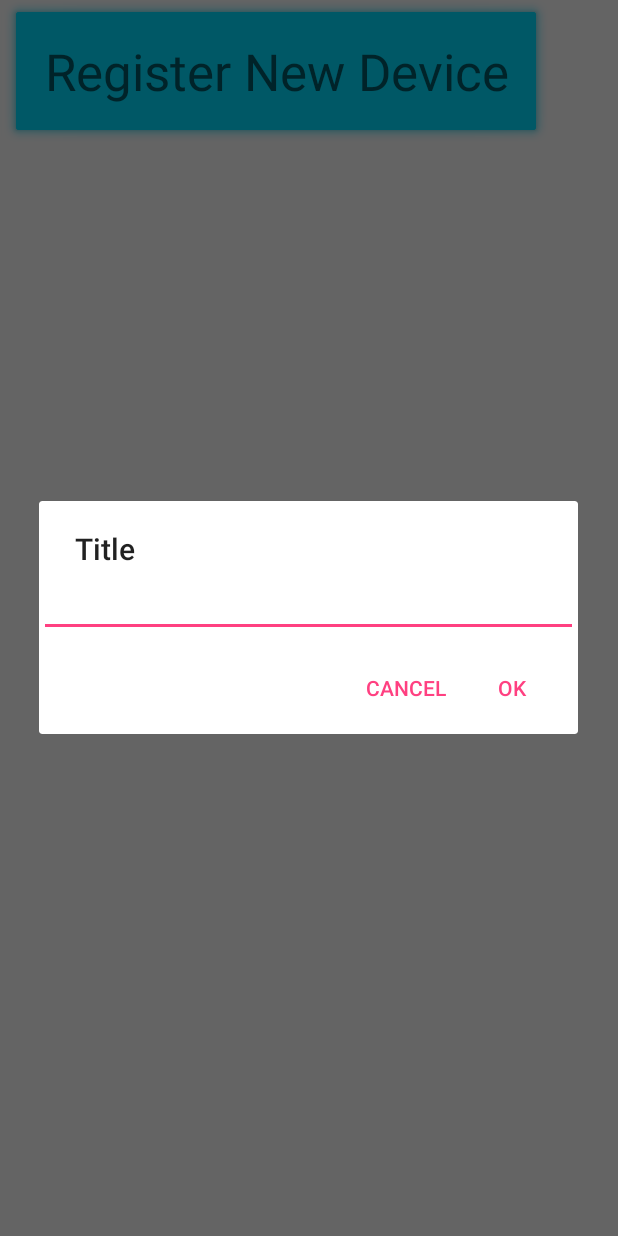
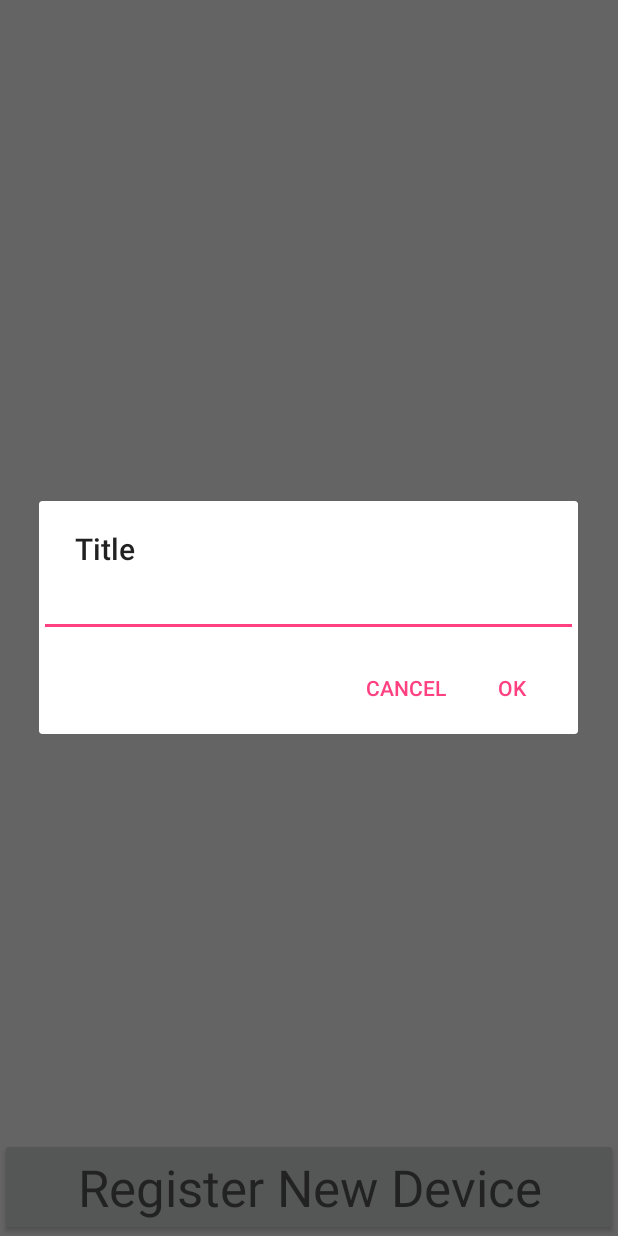
Before and after one commit to efronbs/PiPowerSaver, an Android app: the screen it shows after launch (MainActivity), after a tap on "Register New Device", on a phone screen of 412 x 824 dp. Run offline under Robolectric (Android 15) with nearby library versions, the phone set to English and light mode, and no system bars.

Commit message:
finished android side

```diff
--- /dev/null
+++ b/PiPowerSaver/app/src/main/java/com/pipowersaver/efronbs/pipowersaver/IRequestCallback.java
@@ -0,0 +1,11 @@
+package com.pipowersaver.efronbs.pipowersaver;
+
+/**
+ * Created by efronbs on 5/2/2017.
+ */
+
+public interface IRequestCallback {
+
+    void deviceRegisterSuccess(String deviceName);
+    void deviceRegisterFailed();
+}
--- a/PiPowerSaver/app/src/main/res/layout/activity_main.xml
+++ b/PiPowerSaver/app/src/main/res/layout/activity_main.xml
@@ -1,19 +1,29 @@
 <?xml version="1.0" encoding="utf-8"?>
-<android.support.constraint.ConstraintLayout xmlns:android="http://schemas.android.com/apk/res/android"
+<RelativeLayout xmlns:android="http://schemas.android.com/apk/res/android"
     xmlns:app="http://schemas.android.com/apk/res-auto"
     xmlns:tools="http://schemas.android.com/tools"
-    android:layout_width="match_parent"
-    android:layout_height="match_parent"
+    android:layout_width="fill_parent"
+    android:layout_height="fill_parent"
+    android:orientation="vertical"
+    android:id="@+id/parentLayout"
     tools:context="com.pipowersaver.efronbs.pipowersaver.MainActivity">
+
+    <LinearLayout
+            android:id="@+id/buttonLayout"
+            android:layout_width="fill_parent"
+            android:layout_height="wrap_content"
+            android:orientation="vertical"
+            android:layout_marginLeft="10dp"
+            android:layout_marginRight="10dp"
+            android:padding="10dp">
+
+    </LinearLayout>
 
     <Button
         android:id="@+id/newDeviceButton"
-        android:layout_width="368dp"
-        android:layout_height="100dp"
-        android:background="@android:drawable/alert_light_frame"
-        android:backgroundTint="@android:color/holo_blue_bright"
+        android:layout_width="match_parent"
+        android:layout_height="wrap_content"
+        android:layout_alignParentBottom="true"
         android:text="Register New Device"
-        android:textAppearance="@style/TextAppearance.AppCompat.Display1"
-        tools:layout_editor_absoluteX="8dp"
-        tools:layout_editor_absoluteY="399dp" />
-</android.support.constraint.ConstraintLayout>
+        android:textAppearance="@style/TextAppearance.AppCompat.Display1" />
+</RelativeLayout>
```
Also changed, not shown: PiPowerSaver/app/src/main/java/com/pipowersaver/efronbs/pipowersaver/MainActivity.java (+70 -27 lines), PiPowerSaver/app/src/main/java/com/pipowersaver/efronbs/pipowersaver/Requests.java (+16 -4 lines), PiPowerSaver/app/gradle/wrapper/gradle-wrapper.properties (added), 7 other files.
